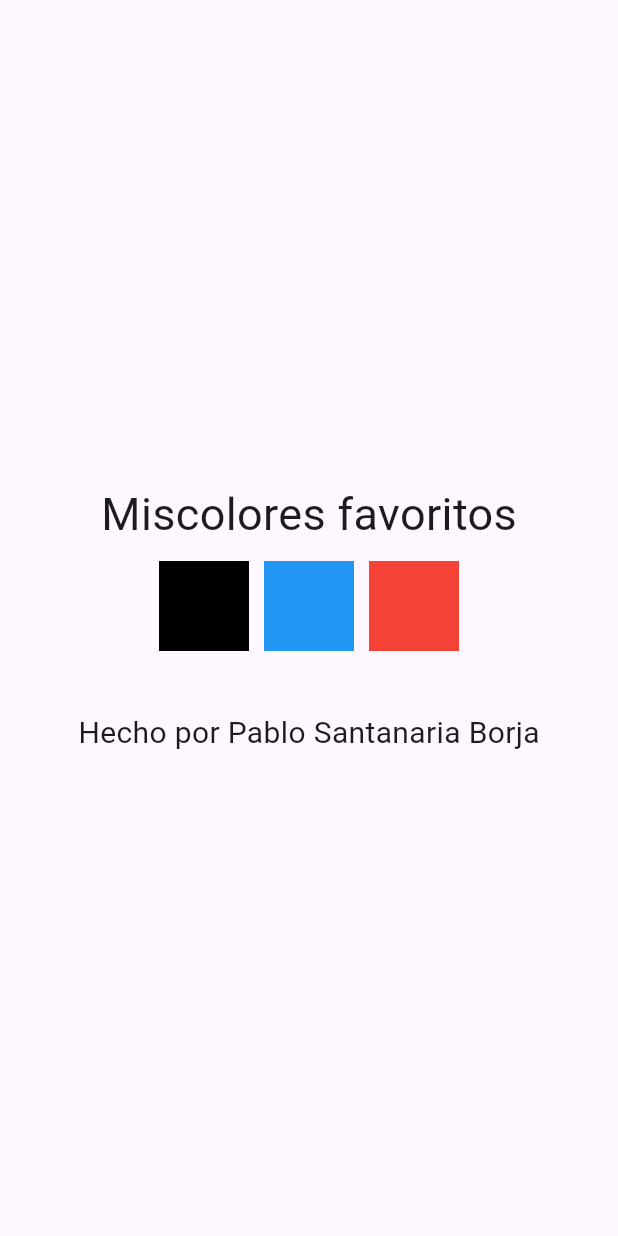
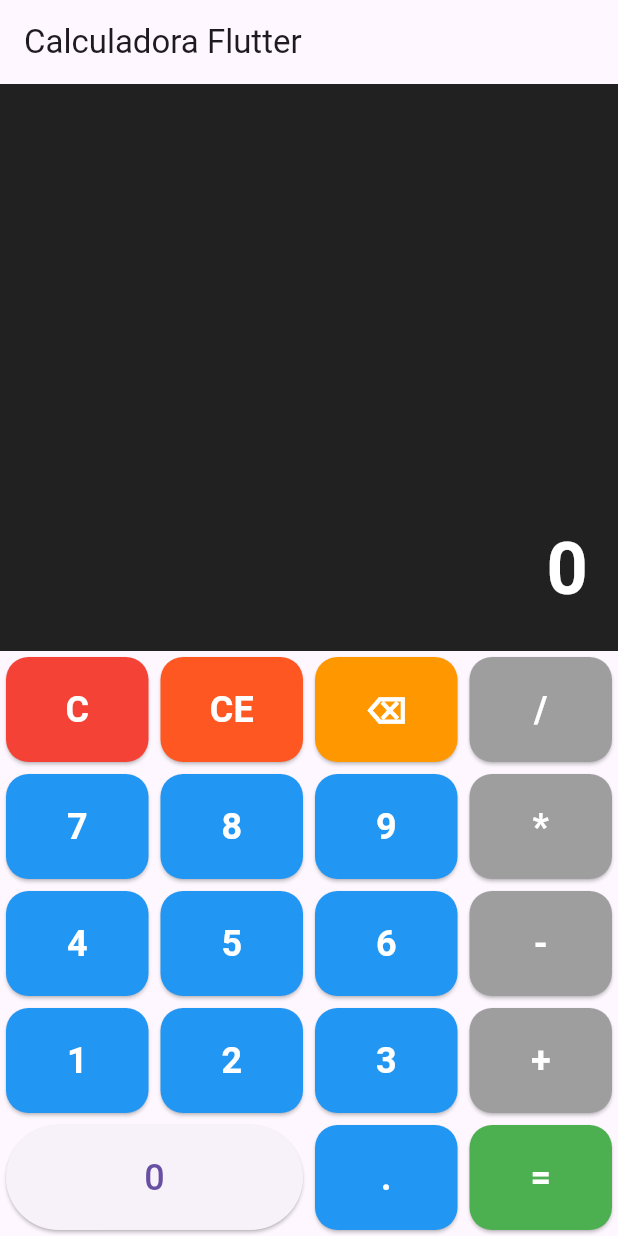
Before and after one commit to pablorja/mi_primera_app-flutter, a Flutter app: the screen it shows after launch, on a phone screen of 412 x 824 dp. Run offline on Flutter 3.47's test engine with Material 3 defaults, Android fonts, the phone set to English and light mode, and no system bars.

Commit message:
creando una calculadora

```diff
--- a/lib/main.dart
+++ b/lib/main.dart
@@ -1,32 +1,226 @@
 import 'package:flutter/material.dart';
 
-void main() => runApp(
-  MaterialApp(
-    home: Scaffold(
-      body: Center(
-        child: Column(
-          mainAxisAlignment: MainAxisAlignment.center,
-          children: [
-            const Text('Miscolores favoritos', style: TextStyle(fontSize: 30)),
-            const SizedBox(height: 10),
-            Row(
-              mainAxisAlignment: MainAxisAlignment.center,
-              children: [
-                Container(width: 60, height: 60, color: Colors.black),
-                const SizedBox(width: 10),
-                Container(width: 60, height: 60, color: Colors.blue),
-                const SizedBox(width: 10),
-                Container(width: 60, height: 60, color: Colors.red),
-              ],
+void main() {
+  runApp(const MiCalculadora());
+}
+
+class MiCalculadora extends StatelessWidget {
+  const MiCalculadora({super.key});
+
+  @override
+  Widget build(BuildContext context) {
+    return MaterialApp(
+      debugShowCheckedModeBanner: false,
+      title: 'Calculadora Flutter',
+      theme: ThemeData(primarySwatch: Colors.indigo),
+      home: const CalculadoraPage(),
+    );
+  }
+}
+
+class CalculadoraPage extends StatefulWidget {
+  const CalculadoraPage({super.key});
+
+  @override
+  State<CalculadoraPage> createState() => _CalculadoraPageState();
+}
+
+class _CalculadoraPageState extends State<CalculadoraPage> {
+  String pantalla = "";
+  double numero1 = 0;
+  double numero2 = 0;
+  String operador = "";
+
+  // C = Limpiar todo
+  void limpiarTodo() {
+    setState(() {
+      pantalla = "";
+      numero1 = 0;
+      numero2 = 0;
+      operador = "";
+    });
+  }
+
+  // CE = Limpiar entrada actual
+  void limpiarEntrada() {
+    setState(() {
+      pantalla = "";
+    });
+  }
+
+  // ⌫ = Borrar último carácter
+  void borrarUltimoCaracter() {
+    setState(() {
+      if (pantalla.isNotEmpty) {
+        pantalla = pantalla.substring(0, pantalla.length - 1);
+      }
+    });
+  }
+
+  void presionarBoton(String valor) {
+    setState(() {
+      if (valor == "C") {
+        limpiarTodo();
+      } else if (valor == "CE") {
+        limpiarEntrada();
+      } else if (valor == "⌫") {
+        borrarUltimoCaracter();
+      } else if (valor == "+" || valor == "-" || valor == "*" || valor == "/") {
+        if (pantalla.isNotEmpty) {
+          numero1 = double.parse(pantalla);
+          operador = valor;
+          pantalla = "";
+        }
+      } else if (valor == "=") {
+        if (pantalla.isNotEmpty) {
+          numero2 = double.parse(pantalla);
+
+          double resultado = 0;
+
+          switch (operador) {
+            case "+":
+              resultado = numero1 + numero2;
+              break;
+
+            case "-":
+              resultado = numero1 - numero2;
+              break;
+
+            case "*":
+              resultado = numero1 * numero2;
+              break;
+
+            case "/":
+              if (numero2 != 0) {
+                resultado = numero1 / numero2;
+              } else {
+                pantalla = "Error no se puede dividir entre cero";
+                return;
+              }
+              break;
+          }
+
+          pantalla = resultado.toString();
+        }
+      } else {
+        pantalla += valor;
+      }
+    });
+  }
+
+  Widget boton(String texto, {Color color = Colors.blue}) {
+    return Expanded(
+      child: Padding(
+        padding: const EdgeInsets.all(4),
+        child: SizedBox(
+          height: 70,
+          child: ElevatedButton(
+            onPressed: () => presionarBoton(texto),
+            style: ElevatedButton.styleFrom(
+              backgroundColor: color,
+              shape: RoundedRectangleBorder(
+                borderRadius: BorderRadius.circular(15),
+              ),
             ),
-            const SizedBox(height: 40),
-            const Text(
-              'Hecho por Pablo Santanaria Borja',
-              style: TextStyle(fontSize: 20),
+            child: Text(
+              texto,
+              style: const TextStyle(
+                fontSize: 24,
+                fontWeight: FontWeight.bold,
+                color: Colors.white,
+              ),
             ),
-          ],
+          ),
         ),
       ),
-    ),
-  ),
-);
+    );
+  }
+
+  @override
+  Widget build(BuildContext context) {
+    return Scaffold(
+      appBar: AppBar(title: const Text("Calculadora Flutter")),
+      body: Column(
+        children: [
+          Expanded(
+            child: Container(
+              width: double.infinity,
+              color: Colors.black87,
+              alignment: Alignment.bottomRight,
+              padding: const EdgeInsets.all(20),
+              child: Text(
+                pantalla.isEmpty ? "0" : pantalla,
+                style: const TextStyle(
+                  fontSize: 48,
+                  color: Colors.white,
+                  fontWeight: FontWeight.bold,
+                ),
+              ),
+            ),
+          ),
+
+          // FILA 1
+          Row(
+            children: [
+              boton("C", color: Colors.red),
+              boton("CE", color: Colors.deepOrange),
+              boton("⌫", color: Colors.orange),
+              boton("/", color: Colors.grey),
+            ],
+          ),
+
+          // FILA 2
+          Row(
+            children: [
+              boton("7"),
+              boton("8"),
+              boton("9"),
+              boton("*", color: Colors.grey),
+            ],
+          ),
+
+          // FILA 3
+          Row(
+            children: [
+              boton("4"),
+              boton("5"),
+              boton("6"),
+              boton("-", color: Colors.grey),
+            ],
+          ),
+
+          // FILA 4
+          Row(
+            children: [
+              boton("1"),
+              boton("2"),
+              boton("3"),
+              boton("+", color: Colors.grey),
+            ],
+          ),
+
+          // FILA 5
+          Row(
+            children: [
+              Expanded(
+                flex: 2,
+                child: Padding(
+                  padding: const EdgeInsets.all(4),
+                  child: SizedBox(
+                    height: 70,
+                    child: ElevatedButton(
+                      onPressed: () => presionarBoton("0"),
+                      child: const Text("0", style: TextStyle(fontSize: 24)),
+                    ),
+                  ),
+                ),
+              ),
+              boton("."),
+              boton("=", color: Colors.green),
+            ],
+          ),
+        ],
+      ),
+    );
+  }
+}
```
